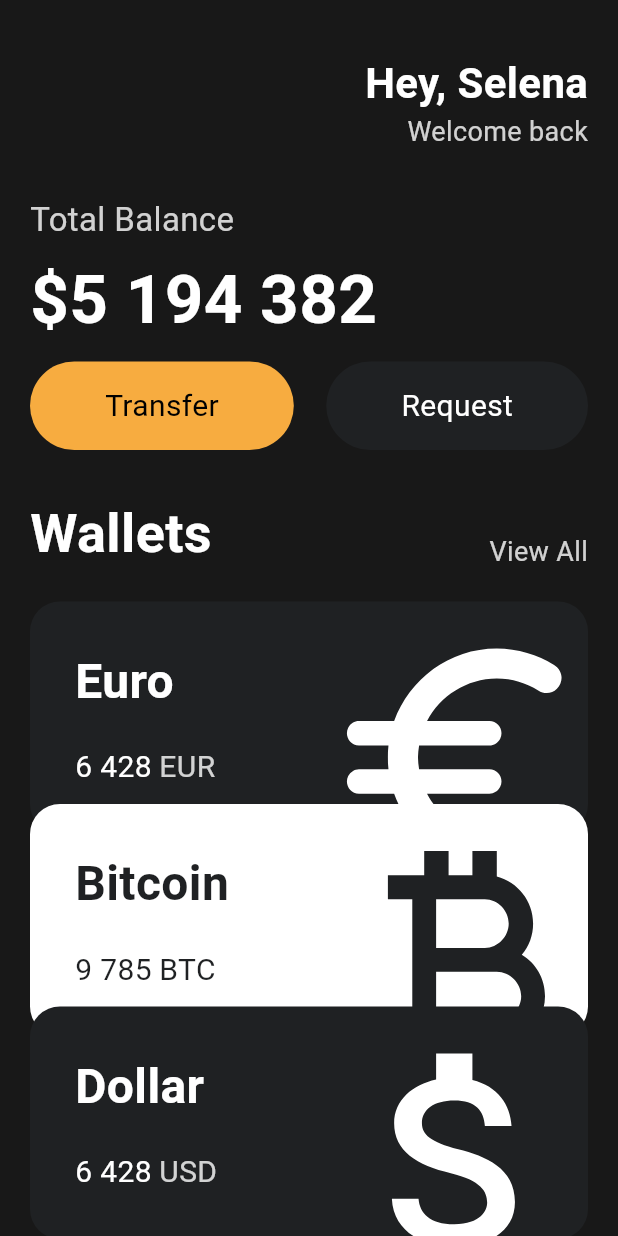
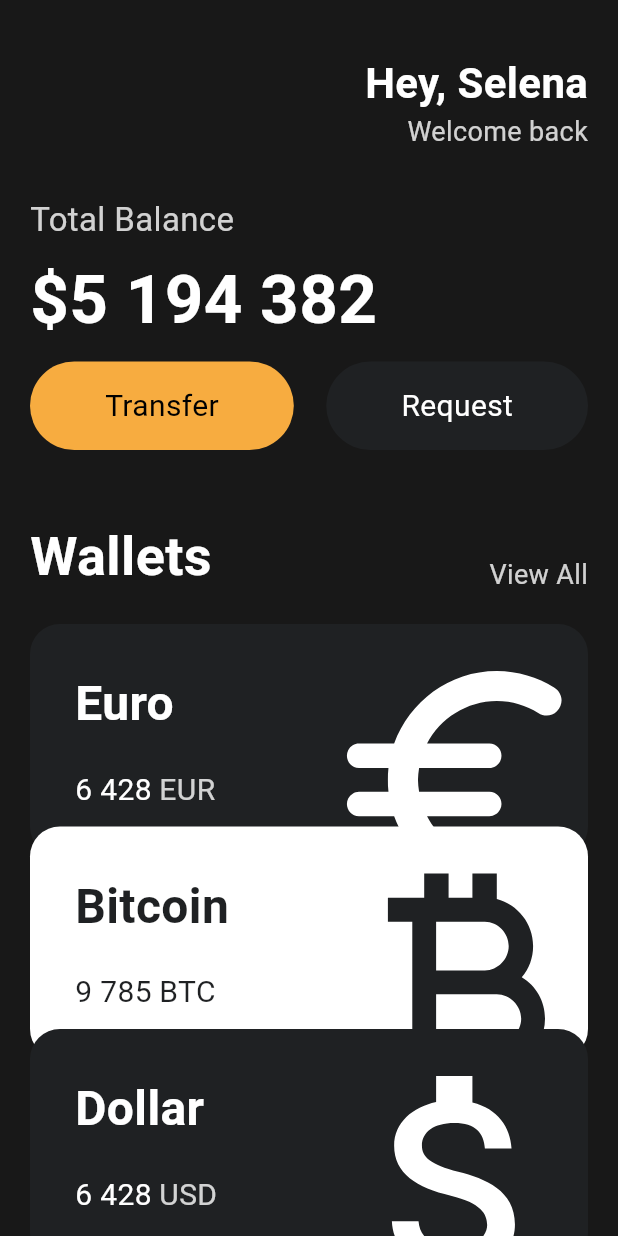
Before and after one commit to yerinirey/flutter_clone_financialApp, a Flutter app: the screen it shows after launch, on a phone screen of 412 x 824 dp. Run offline on Flutter 3.47's test engine with Material 3 defaults, Android fonts, the phone set to English and light mode, and no system bars.

Commit message:
3.9 Code Challenge

```diff
--- a/lib/main.dart
+++ b/lib/main.dart
@@ -90,7 +90,7 @@ class App extends StatelessWidget {
                   ],
                 ),
                 const SizedBox(
-                  height: 30,
+                  height: 45,
                 ),
                 Row(
                   mainAxisAlignment: MainAxisAlignment.spaceBetween,
@@ -120,26 +120,23 @@ class App extends StatelessWidget {
                   amount: '6 428',
                   icon: Icons.euro_rounded,
                   isInverted: false,
+                  order: 1,
                 ),
-                Transform.translate(
-                  offset: const Offset(0, -20),
-                  child: const CurrencyCard(
+                const CurrencyCard(
                   name: 'Bitcoin',
                   code: 'BTC',
                   amount: '9 785',
                   icon: Icons.currency_bitcoin,
                   isInverted: true,
+                  order: 2,
                 ),
-                ),
-                Transform.translate(
-                  offset: const Offset(0, -40),
-                  child: const CurrencyCard(
+                const CurrencyCard(
                   name: 'Dollar',
                   code: 'USD',
                   amount: '6 428',
                   icon: Icons.attach_money_outlined,
                   isInverted: false,
-                  ),
+                  order: 3,
                 ),
               ],
             ),
--- a/lib/widgets/currencycard.dart
+++ b/lib/widgets/currencycard.dart
@@ -5,6 +5,7 @@ class CurrencyCard extends StatelessWidget {
   final IconData icon;
   final bool isInverted;
   final _blackColor = const Color(0xFF1F2123);
+  final int order;
 
   const CurrencyCard({
     super.key,
@@ -13,11 +14,14 @@ class CurrencyCard extends StatelessWidget {
     required this.amount,
     required this.icon,
     required this.isInverted,
+    required this.order,
   });
 
   @override
   Widget build(BuildContext context) {
-    return Container(
+    return Transform.translate(
+      offset: Offset(0, (order - 1) * (-20)),
+      child: Container(
         clipBehavior: Clip.hardEdge,
         decoration: BoxDecoration(
           color: isInverted ? Colors.white : _blackColor,
@@ -82,6 +86,7 @@ class CurrencyCard extends StatelessWidget {
             ],
           ),
         ),
+      ),
     );
   }
 }
```
Lines whose indentation alone changed are shown as unchanged.
